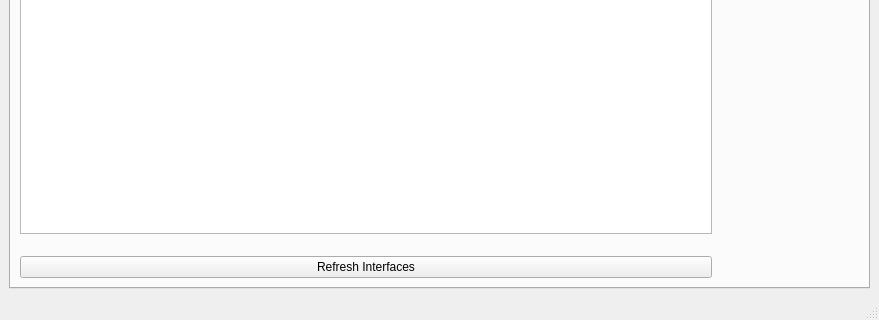
Before: the Qt Designer form src/gui/TCPEdit.ui in intrepidusgroup/mallory, drawn with Qt 5; both pictures show x 0 to 879 and y 487 to 807 of the 879 by 807 pixel window.
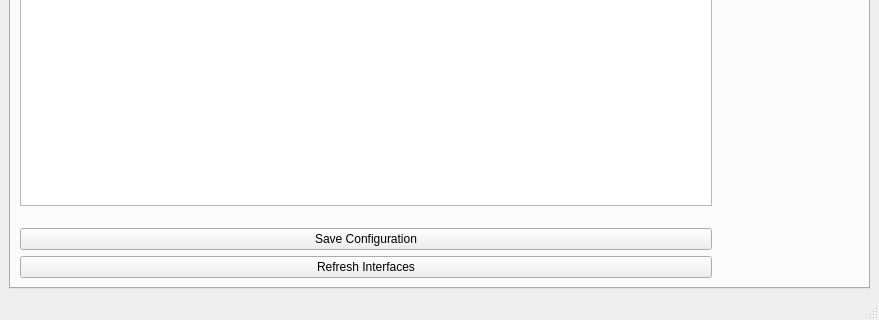
After: the same form once the commit is applied.

Commit message: Completed intial alpha/testing version of the Interfaces configuration.

```diff
--- a/src/gui/TCPEdit.ui
+++ b/src/gui/TCPEdit.ui
@@ -52,7 +52,7 @@
            <bool>true</bool>
           </property>
           <widget class="QWidget" name="verticalLayoutWidget">
-           <layout class="QVBoxLayout" name="verticalLayout_5" stretch="0,0,0,0">
+           <layout class="QVBoxLayout" name="verticalLayout_5" stretch="0,0,0,0,0">
             <property name="spacing">
              <number>6</number>
             </property>
@@ -108,6 +108,13 @@
               </property>
              </spacer>
             </item>
+            <item>
+             <widget class="QPushButton" name="btnsaveifcfg">
+              <property name="text">
+               <string>Save Configuration</string>
+              </property>
+             </widget>
+            </item>
             <item>
              <widget class="QPushButton" name="btnrefreshifaces">
               <property name="sizePolicy">
```
The commit also changes 4 other files.
